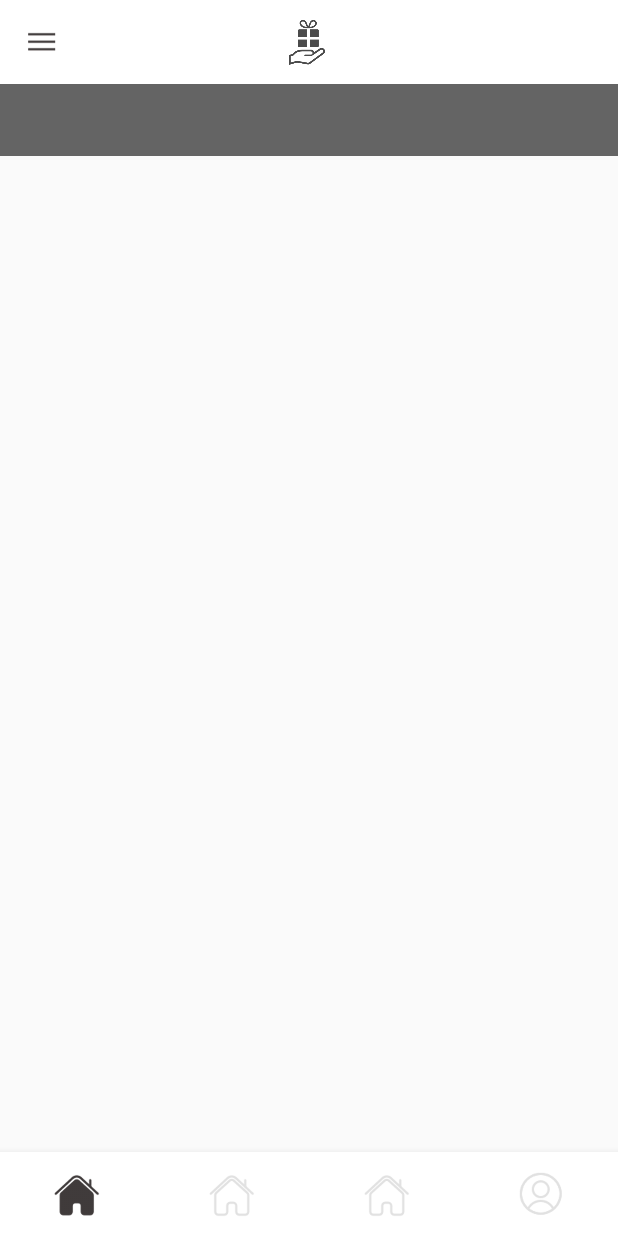
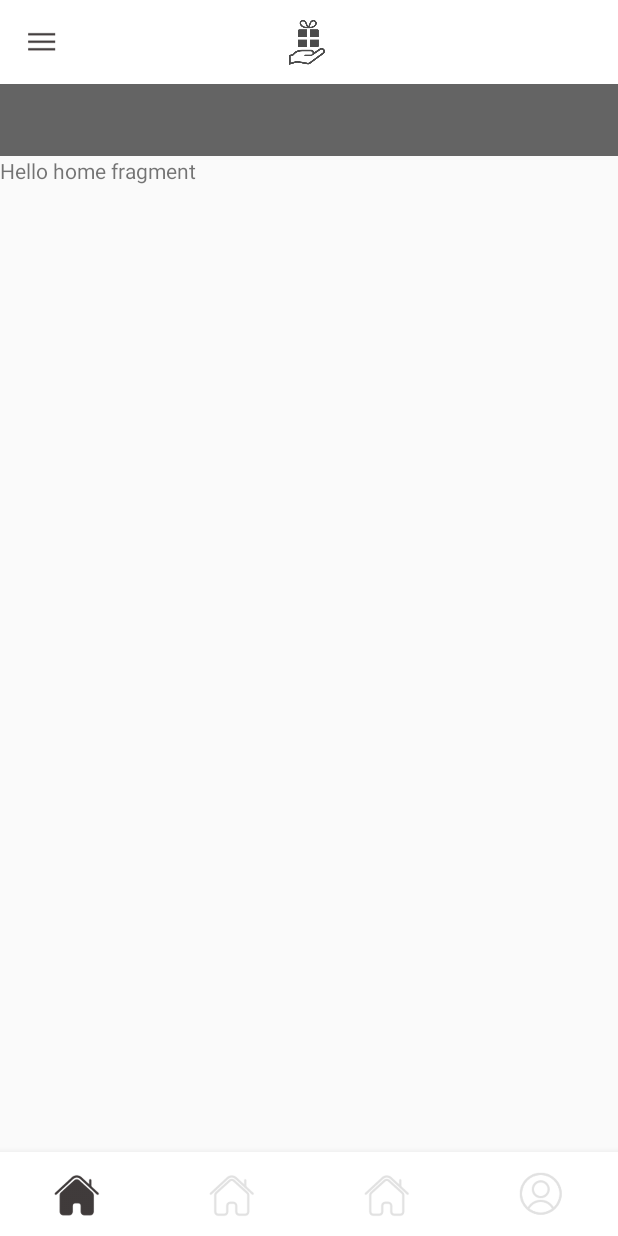
Before and after one commit to TomLincoln066/favor-around-the-corner, an Android app: the screen it shows after launch (MainActivity), on a phone screen of 412 x 824 dp. Run offline under Robolectric (Android 15) with nearby library versions, the phone set to English and light mode, and no system bars; our stand-ins replace navigation-ui.

Commit message:
now navigation menu item can navigate to the pages relatively

```diff
--- a/app/src/main/res/layout/activity_main.xml
+++ b/app/src/main/res/layout/activity_main.xml
@@ -60,18 +60,17 @@
         app:layout_constraintTop_toBottomOf="@id/toolbar" />
 
 
-
-
-<!--    <fragment-->
-<!--        android:id="@+id/myNavHostFragment"-->
-<!--        android:name="androidx.navigation.fragment.NavHostFragment"-->
-<!--        android:layout_width="match_parent"-->
-<!--        android:layout_height="match_parent"-->
-<!--        app:defaultNavHost="true"-->
-<!--        app:navGraph="@navigation/navigation"-->
-<!--        app:layout_constraintTop_toBottomOf="@id/tabs"-->
-<!--        tools:layout_editor_absoluteX="0dp"-->
-<!--        tools:layout_editor_absoluteY="-1dp" />-->
+    <fragment
+        android:id="@+id/myNavHostFragment"
+        android:name="androidx.navigation.fragment.NavHostFragment"
+        android:layout_width="match_parent"
+        android:layout_height="0dp"
+        app:defaultNavHost="true"
+        app:navGraph="@navigation/navigation"
+        app:layout_constraintTop_toBottomOf="@id/tabs"
+        app:layout_constraintBottom_toTopOf="@id/navigationView"
+        tools:layout_editor_absoluteX="0dp"
+        tools:layout_editor_absoluteY="-1dp" />
 
 
     <com.google.android.material.bottomnavigation.BottomNavigationView
--- a/app/src/main/res/layout/fragment_home.xml
+++ b/app/src/main/res/layout/fragment_home.xml
@@ -4,15 +4,23 @@
     android:layout_width="match_parent"
     android:layout_height="match_parent">
 
-    <ImageView
-        android:id="@+id/logo"
-        android:layout_width="128dp"
-        android:layout_height="20dp"
-        android:layout_marginStart="124dp"/>
+
+    <TextView
+        android:id="@+id/textView"
+        android:layout_width="wrap_content"
+        android:layout_height="wrap_content"
+        android:text="@string/home_fragment" />
+
+
+</RelativeLayout>
 
 
 
-</RelativeLayout>
+<!--<ImageView-->
+<!--android:id="@+id/logo"-->
+<!--android:layout_width="128dp"-->
+<!--android:layout_height="20dp"-->
+<!--android:layout_marginStart="124dp"/>-->
 
 
 
--- a/app/src/main/res/menu/bottom_menu.xml
+++ b/app/src/main/res/menu/bottom_menu.xml
@@ -16,7 +16,7 @@
         android:icon="@drawable/bottomhome_selector"
         android:title="@string/title_ranking_list" />
     <item
-        android:id="@+id/text_view_fragment_profile"
+        android:id="@+id/fragment_profile"
         android:icon="@drawable/bottomprofile_selector"
         android:title="@string/title_profile" />
 </menu>
--- a/app/src/main/res/navigation/navigation.xml
+++ b/app/src/main/res/navigation/navigation.xml
@@ -1,5 +1,36 @@
 <?xml version="1.0" encoding="utf-8"?>
 <navigation xmlns:android="http://schemas.android.com/apk/res/android"
-    xmlns:app="http://schemas.android.com/apk/res-auto" android:id="@+id/navigation">
+    xmlns:app="http://schemas.android.com/apk/res-auto" android:id="@+id/navigation"
+    app:startDestination="@id/homeFragment">
+
+    <fragment
+        android:id="@+id/homeFragment"
+        android:name="com.tom.helper.homefragment.HomeFragment"
+        android:label="HomeFragment" />
+    <fragment
+        android:id="@+id/postRequestFragment"
+        android:name="com.tom.helper.postrequest.PostRequestFragment"
+        android:label="PostRequestFragment" />
+    <fragment
+        android:id="@+id/profileFragment"
+        android:name="com.tom.helper.profile.ProfileFragment"
+        android:label="ProfileFragment" />
+    <fragment
+        android:id="@+id/rankingListFragment"
+        android:name="com.tom.helper.rankinglist.RankingListFragment"
+        android:label="RankingListFragment" />
+    <action
+        android:id="@+id/action_global_profileFragment"
+        app:destination="@id/profileFragment" />
+    <action
+        android:id="@+id/action_global_homeFragment"
+        app:destination="@id/homeFragment" />
+    <action
+        android:id="@+id/action_global_postRequestFragment"
+        app:destination="@id/postRequestFragment" />
+    <action
+        android:id="@+id/action_global_rankingListFragment"
+        app:destination="@id/rankingListFragment" />
+
 
 </navigation>
```
Also changed, not shown: app/src/main/java/com/tom/helper/MainActivity.kt (+39 -2 lines).
